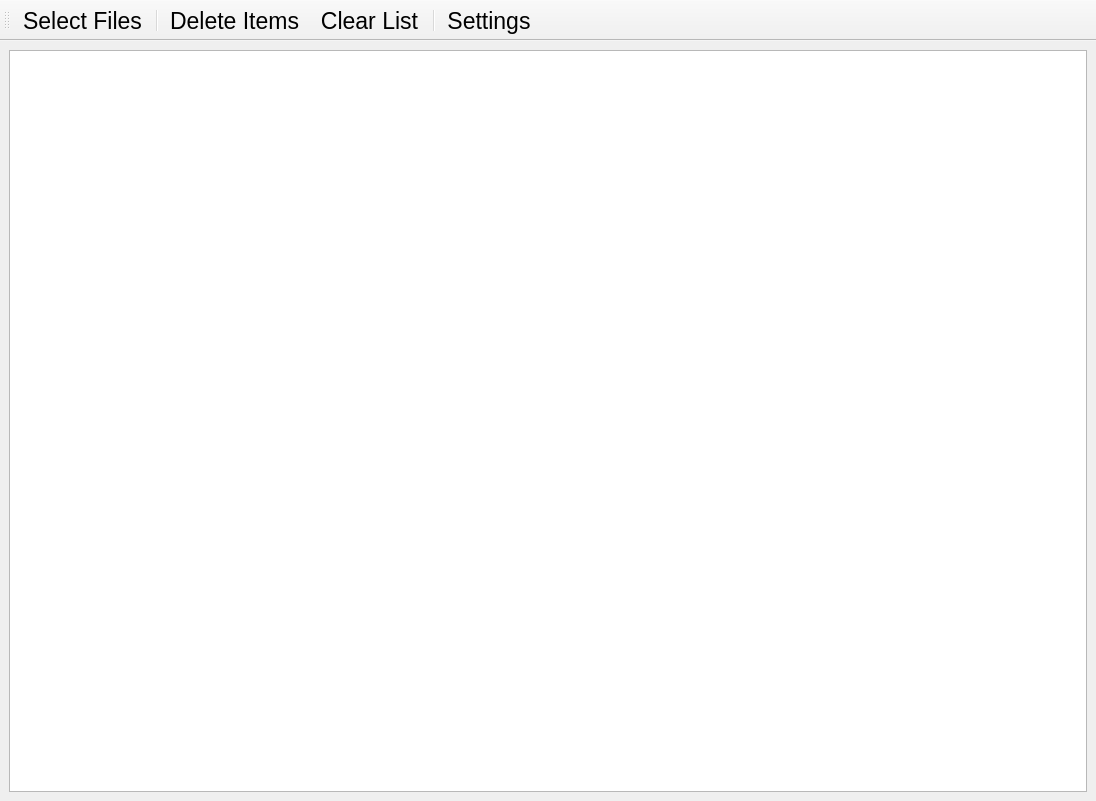
This is Lib/TypoViewer/windows/mainWindow.ui in aikaisi/TypoViewer as Qt 5 draws it before an edit. The edited form follows.
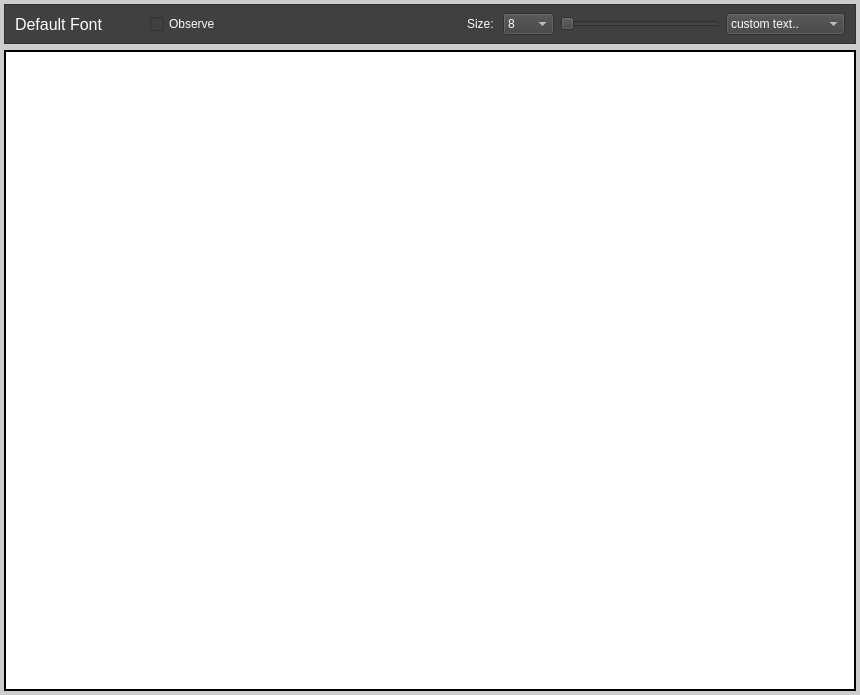
This is the edited form. Icons and pictures are not drawn.

Commit message: change size and select sample texts

The edit to the form file:
```diff
--- a/Lib/TypoViewer/windows/mainWindow.ui
+++ b/Lib/TypoViewer/windows/mainWindow.ui
@@ -6,14 +6,12 @@
    <rect>
     <x>0</x>
     <y>0</y>
-    <width>1096</width>
-    <height>801</height>
+    <width>860</width>
+    <height>695</height>
    </rect>
   </property>
   <property name="font">
-   <font>
-    <pointsize>17</pointsize>
-   </font>
+   <font/>
   </property>
   <property name="windowTitle">
    <string>MainWindow</string>
@@ -22,71 +20,328 @@
    <iconset resource="../resources/icons_db.qrc">
     <normaloff>:/app.png</normaloff>:/app.png</iconset>
   </property>
+  <property name="windowOpacity">
+   <double>0.999999000000000</double>
+  </property>
+  <property name="layoutDirection">
+   <enum>Qt::LeftToRight</enum>
+  </property>
+  <property name="styleSheet">
+   <string notr="true">background-color:#cccccc;</string>
+  </property>
   <widget class="QWidget" name="centralwidget">
    <layout class="QVBoxLayout" name="verticalLayout">
+    <property name="leftMargin">
+     <number>4</number>
+    </property>
+    <property name="topMargin">
+     <number>4</number>
+    </property>
+    <property name="rightMargin">
+     <number>4</number>
+    </property>
+    <property name="bottomMargin">
+     <number>4</number>
+    </property>
+    <item>
+     <widget class="QFrame" name="frame">
+      <property name="sizePolicy">
+       <sizepolicy hsizetype="Preferred" vsizetype="Fixed">
+        <horstretch>0</horstretch>
+        <verstretch>0</verstretch>
+       </sizepolicy>
+      </property>
+      <property name="minimumSize">
+       <size>
+        <width>0</width>
+        <height>40</height>
+       </size>
+      </property>
+      <property name="maximumSize">
+       <size>
+        <width>16777215</width>
+        <height>40</height>
+       </size>
+      </property>
+      <property name="baseSize">
+       <size>
+        <width>0</width>
+        <height>0</height>
+       </size>
+      </property>
+      <property name="styleSheet">
+       <string notr="true">background-color:#404040;font:#fcfcfc;</string>
+      </property>
+      <property name="frameShape">
+       <enum>QFrame::StyledPanel</enum>
+      </property>
+      <property name="frameShadow">
+       <enum>QFrame::Raised</enum>
+      </property>
+      <layout class="QHBoxLayout" name="horizontalLayout_2">
+       <property name="leftMargin">
+        <number>10</number>
+       </property>
+       <property name="topMargin">
+        <number>0</number>
+       </property>
+       <property name="rightMargin">
+        <number>10</number>
+       </property>
+       <property name="bottomMargin">
+        <number>0</number>
+       </property>
+       <item>
+        <layout class="QHBoxLayout" name="horizontalLayout">
+         <item>
+          <widget class="QLabel" name="lblActiveFont">
+           <property name="font">
+            <font>
+             <pointsize>12</pointsize>
+            </font>
+           </property>
+           <property name="styleSheet">
+            <string notr="true">color:#fcfcfc;</string>
+           </property>
+           <property name="text">
+            <string>Default Font</string>
+           </property>
+          </widget>
+         </item>
+         <item>
+          <spacer name="horizontalSpacer_2">
+           <property name="orientation">
+            <enum>Qt::Horizontal</enum>
+           </property>
+           <property name="sizeType">
+            <enum>QSizePolicy::Fixed</enum>
+           </property>
+           <property name="sizeHint" stdset="0">
+            <size>
+             <width>40</width>
+             <height>20</height>
+            </size>
+           </property>
+          </spacer>
+         </item>
+         <item>
+          <widget class="QCheckBox" name="chkObserve">
+           <property name="styleSheet">
+            <string notr="true">color:#fcfcfc;</string>
+           </property>
+           <property name="text">
+            <string>Observe</string>
+           </property>
+          </widget>
+         </item>
+         <item>
+          <spacer name="horizontalSpacer">
+           <property name="orientation">
+            <enum>Qt::Horizontal</enum>
+           </property>
+           <property name="sizeHint" stdset="0">
+            <size>
+             <width>40</width>
+             <height>20</height>
+            </size>
+           </property>
+          </spacer>
+         </item>
+         <item>
+          <widget class="QLabel" name="lblFontSize">
+           <property name="styleSheet">
+            <string notr="true">color:#fcfcfc;</string>
+           </property>
+           <property name="text">
+            <string>Size: </string>
+           </property>
+          </widget>
+         </item>
+         <item>
+          <widget class="QComboBox" name="cmbFontSize">
+           <property name="styleSheet">
+            <string notr="true">color:#fcfcfc;</string>
+           </property>
+           <item>
+            <property name="text">
+             <string>8</string>
+            </property>
+           </item>
+           <item>
+            <property name="text">
+             <string>9</string>
+            </property>
+           </item>
+           <item>
+            <property name="text">
+             <string>10</string>
+            </property>
+           </item>
+           <item>
+            <property name="text">
+             <string>12</string>
+            </property>
+           </item>
+           <item>
+            <property name="text">
+             <string>14</string>
+            </property>
+           </item>
+           <item>
+            <property name="text">
+             <string>18</string>
+            </property>
+           </item>
+           <item>
+            <property name="text">
+             <string>24</string>
+            </property>
+           </item>
+           <item>
+            <property name="text">
+             <string>36</string>
+            </property>
+           </item>
+           <item>
+            <property name="text">
+             <string>48</string>
+            </property>
+           </item>
+           <item>
+            <property name="text">
+             <string>64</string>
+            </property>
+           </item>
+           <item>
+            <property name="text">
+             <string>72</string>
+            </property>
+           </item>
+           <item>
+            <property name="text">
+             <string>96</string>
+            </property>
+           </item>
+           <item>
+            <property name="text">
+             <string>144</string>
+            </property>
+           </item>
+           <item>
+            <property name="text">
+             <string>288</string>
+            </property>
+           </item>
+          </widget>
+         </item>
+         <item>
+          <widget class="QSlider" name="sldFontSize">
+           <property name="enabled">
+            <bool>true</bool>
+           </property>
+           <property name="sizePolicy">
+            <sizepolicy hsizetype="Fixed" vsizetype="Fixed">
+             <horstretch>0</horstretch>
+             <verstretch>0</verstretch>
+            </sizepolicy>
+           </property>
+           <property name="minimumSize">
+            <size>
+             <width>160</width>
+             <height>0</height>
+            </size>
+           </property>
+           <property name="styleSheet">
+            <string notr="true">color:#fcfcfc;</string>
+           </property>
+           <property name="orientation">
+            <enum>Qt::Horizontal</enum>
+           </property>
+          </widget>
+         </item>
+         <item>
+          <widget class="QComboBox" name="cmbTextSamples">
+           <property name="styleSheet">
+            <string notr="true">color:#fcfcfc;</string>
+           </property>
+           <item>
+            <property name="text">
+             <string>custom text..</string>
+            </property>
+           </item>
+           <item>
+            <property name="text">
+             <string>arabic_1</string>
+            </property>
+           </item>
+           <item>
+            <property name="text">
+             <string>arabic_2</string>
+            </property>
+           </item>
+           <item>
+            <property name="text">
+             <string>kurdish</string>
+            </property>
+           </item>
+           <item>
+            <property name="text">
+             <string>marks</string>
+            </property>
+           </item>
+           <item>
+            <property name="text">
+             <string>persian_arabic</string>
+            </property>
+           </item>
+           <item>
+            <property name="text">
+             <string>persian_arabic2</string>
+            </property>
+           </item>
+           <item>
+            <property name="text">
+             <string>Quran</string>
+            </property>
+           </item>
+          </widget>
+         </item>
+        </layout>
+       </item>
+      </layout>
+     </widget>
+    </item>
     <item>
      <widget class="QTextEdit" name="textEdit">
       <property name="font">
        <font>
-        <pointsize>72</pointsize>
+        <underline>false</underline>
         <stylestrategy>PreferAntialias</stylestrategy>
-        <kerning>true</kerning>
+        <kerning>false</kerning>
        </font>
       </property>
+      <property name="acceptDrops">
+       <bool>false</bool>
+      </property>
+      <property name="styleSheet">
+       <string notr="true">background:#ffffff;</string>
+      </property>
+      <property name="locale">
+       <locale language="Arabic" country="Iraq"/>
+      </property>
+      <property name="frameShape">
+       <enum>QFrame::WinPanel</enum>
+      </property>
+      <property name="frameShadow">
+       <enum>QFrame::Plain</enum>
+      </property>
+      <property name="autoFormatting">
+       <set>QTextEdit::AutoAll</set>
+      </property>
      </widget>
     </item>
    </layout>
   </widget>
-  <widget class="QToolBar" name="toolBar">
-   <property name="windowTitle">
-    <string>toolBar</string>
-   </property>
-   <attribute name="toolBarArea">
-    <enum>TopToolBarArea</enum>
-   </attribute>
-   <attribute name="toolBarBreak">
-    <bool>false</bool>
-   </attribute>
-   <addaction name="actionSelectFiles"/>
-   <addaction name="separator"/>
-   <addaction name="actionDeleteItems"/>
-   <addaction name="actionClearList"/>
-   <addaction name="separator"/>
-   <addaction name="actionSettings"/>
-  </widget>
-  <action name="actionSelectFiles">
-   <property name="icon">
-    <iconset resource="../resources/icons_db.qrc">
-     <normaloff>:/icons/new.png</normaloff>:/icons/new.png</iconset>
-   </property>
-   <property name="text">
-    <string>Select Files</string>
-   </property>
-   <property name="toolTip">
-    <string>Select Files</string>
-   </property>
-  </action>
-  <action name="actionClearList">
-   <property name="icon">
-    <iconset resource="../resources/icons_db.qrc">
-     <normaloff>:/icons/trash.png</normaloff>:/icons/trash.png</iconset>
-   </property>
-   <property name="text">
-    <string>Clear List</string>
-   </property>
-   <property name="toolTip">
-    <string>Clear List</string>
-   </property>
-  </action>
-  <action name="actionDeleteItems">
-   <property name="icon">
-    <iconset resource="../resources/icons_db.qrc">
-     <normaloff>:/icons/file_remove.png</normaloff>:/icons/file_remove.png</iconset>
-   </property>
-   <property name="text">
-    <string>Delete Items</string>
-   </property>
-  </action>
   <action name="actionSettings">
    <property name="icon">
     <iconset resource="../resources/icons_db.qrc">
```
Left out of the diff: 2 changed lines with no effect on the pictures. The commit also changes 1483 other files.
